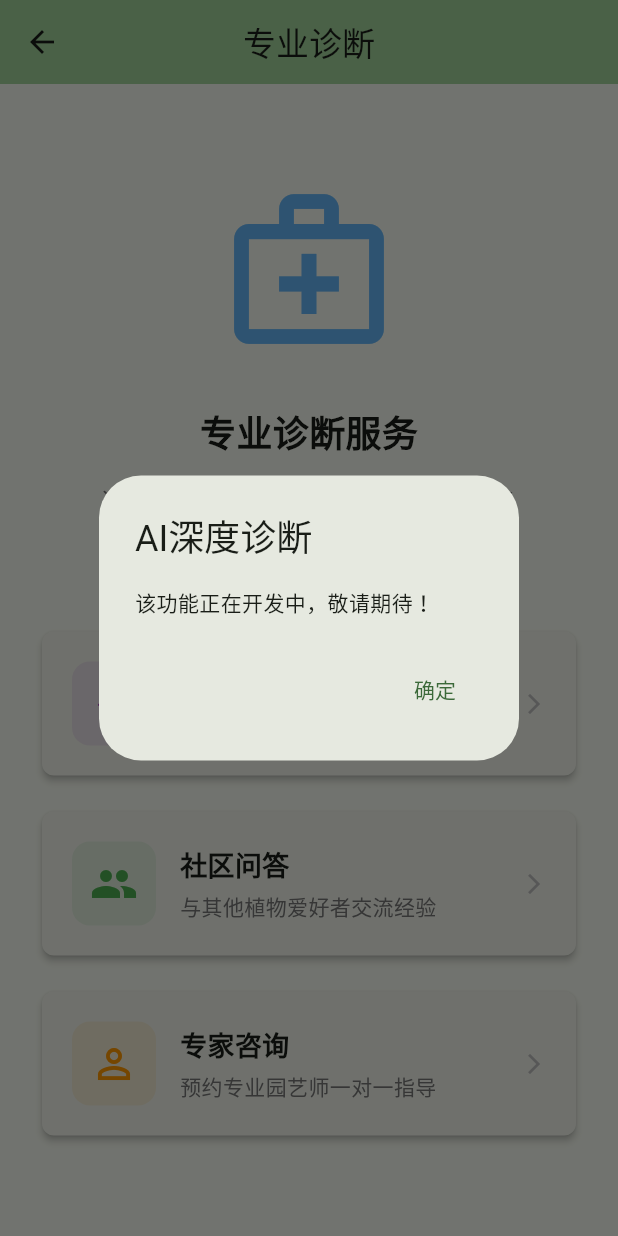
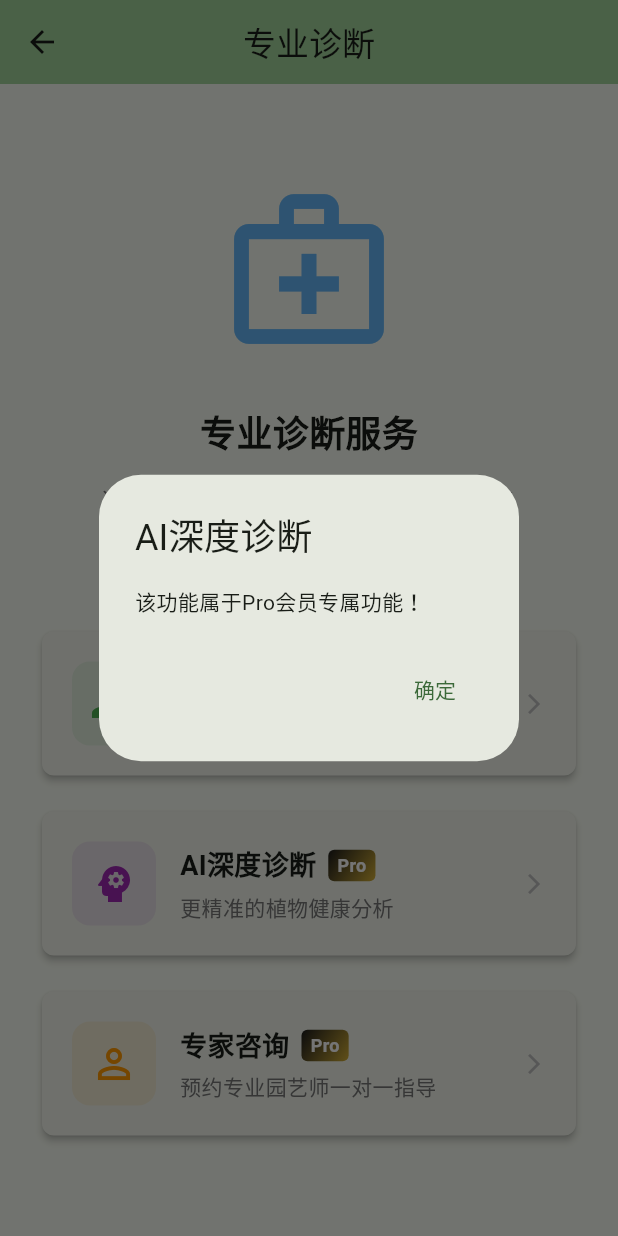
Before and after one commit to TurkeyC/Guardian_Botanical_Care, a Flutter app: the DiagnosisScreen screen opened directly, after a tap on "AI深度诊断", on a phone screen of 412 x 824 dp. Run offline on Flutter 3.47's test engine with Material 3 defaults, Android fonts, the phone set to English and light mode, and no system bars; our stand-ins replace dio, geolocator, image_picker, permission_handler, shared_preferences, sqflite; accounts and stored records are empty.

Commit message:
部分实现了灵动风格的迭代

```diff
--- /dev/null
+++ b/devtools_options.yaml
@@ -0,0 +1,3 @@
+description: This file stores settings for Dart & Flutter DevTools.
+documentation: https://docs.flutter.dev/tools/devtools/extensions#configure-extension-enablement-states
+extensions:
--- a/lib/screens/diagnosis_screen.dart
+++ b/lib/screens/diagnosis_screen.dart
@@ -42,14 +42,6 @@ class DiagnosisScreen extends StatelessWidget {
 
             // 功能卡片
             _buildFeatureCard(
-              icon: Icons.psychology,
-              title: 'AI深度诊断',
-              description: '更精准的植物健康分析',
-              color: Colors.purple,
-              onTap: () => _showComingSoonDialog(context, 'AI深度诊断'),
-            ),
-            const SizedBox(height: 16),
-            _buildFeatureCard(
               icon: Icons.group,
               title: '社区问答',
               description: '与其他植物爱好者交流经验',
@@ -58,11 +50,21 @@ class DiagnosisScreen extends StatelessWidget {
             ),
             const SizedBox(height: 16),
             _buildFeatureCard(
+              icon: Icons.psychology,
+              title: 'AI深度诊断',
+              description: '更精准的植物健康分析',
+              color: Colors.purple,
+              isPro: true, // 会员功能
+              onTap: () => _showOnlyForPro(context, 'AI深度诊断'),
+            ),
+            const SizedBox(height: 16),
+            _buildFeatureCard(
               icon: Icons.person_outline,
               title: '专家咨询',
               description: '预约专业园艺师一对一指导',
               color: Colors.orange,
-              onTap: () => _showComingSoonDialog(context, '专家咨询'),
+              isPro: true, // 会员功能
+              onTap: () => _showOnlyForPro(context, '专家咨询'),
             ),
           ],
         ),
@@ -76,6 +78,7 @@ class DiagnosisScreen extends StatelessWidget {
     required String description,
     required Color color,
     required VoidCallback onTap,
+    bool isPro = false,
   }) {
     return Card(
       child: InkWell(
@@ -102,12 +105,38 @@ class DiagnosisScreen extends StatelessWidget {
               child: Column(
                 crossAxisAlignment: CrossAxisAlignment.start,
                 children: [
+                  Row(
+                    children: [
                       Text(
                         title,
                         style: const TextStyle(
                           fontSize: 18,
                           fontWeight: FontWeight.bold,
                         ),
+                      ),
+                      if (isPro) ...[
+                        const SizedBox(width: 8),
+                        Container(
+                          padding: const EdgeInsets.symmetric(horizontal: 6, vertical: 2),
+                          decoration: BoxDecoration(
+                            gradient: const LinearGradient(
+                              colors: [Color(0xFF1A1A1A), Color(0xFFD4AF37)],
+                              begin: Alignment.topLeft,
+                              end: Alignment.bottomRight,
+                            ),
+                            borderRadius: BorderRadius.circular(4),
+                          ),
+                          child: const Text(
+                            'Pro',
+                            style: TextStyle(
+                              color: Colors.white,
+                              fontSize: 12,
+                              fontWeight: FontWeight.bold,
+                            ),
+                          ),
+                        ),
+                      ],
+                    ],
                   ),
                     const SizedBox(height: 4),
                     Text(
@@ -147,4 +176,20 @@ class DiagnosisScreen extends StatelessWidget {
       ),
     );
   }
+
+  void _showOnlyForPro(BuildContext context, String feature) {
+    showDialog(
+      context: context,
+      builder: (context) => AlertDialog(
+        title: Text(feature),
+        content: const Text('该功能属于Pro会员专属功能！'),
+        actions: [
+          TextButton(
+            onPressed: () => Navigator.pop(context),
+            child: const Text('确定'),
+          ),
+        ],
+      ),
+    );
   }
+}
```
Lines whose indentation alone changed are shown as unchanged.
